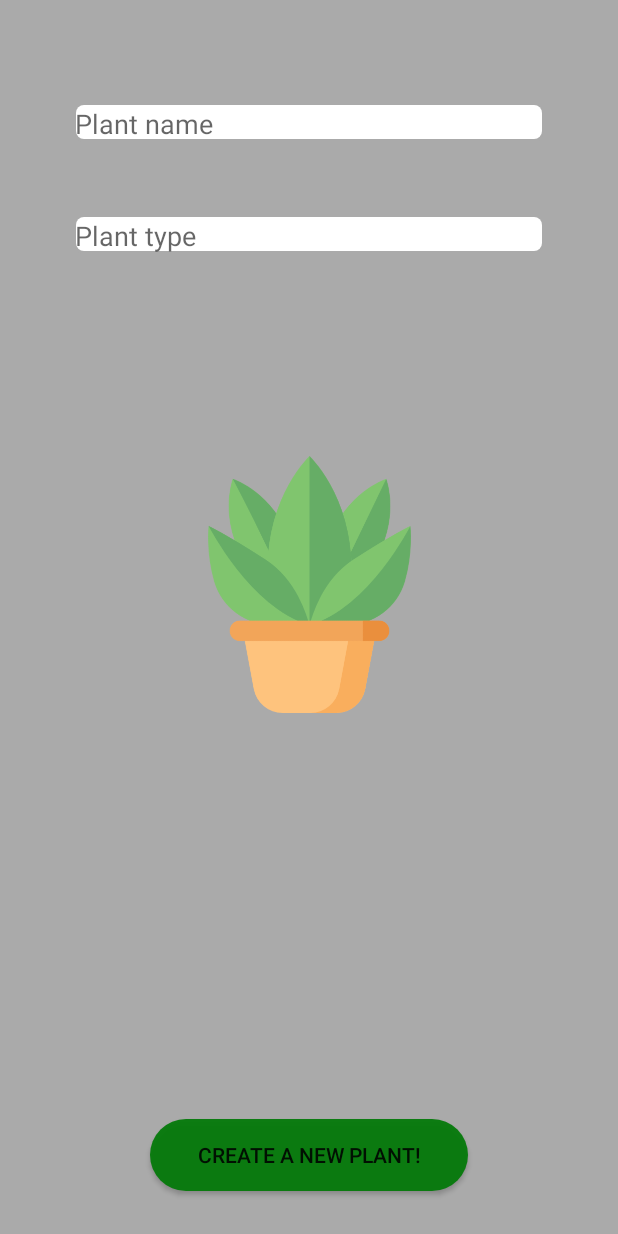
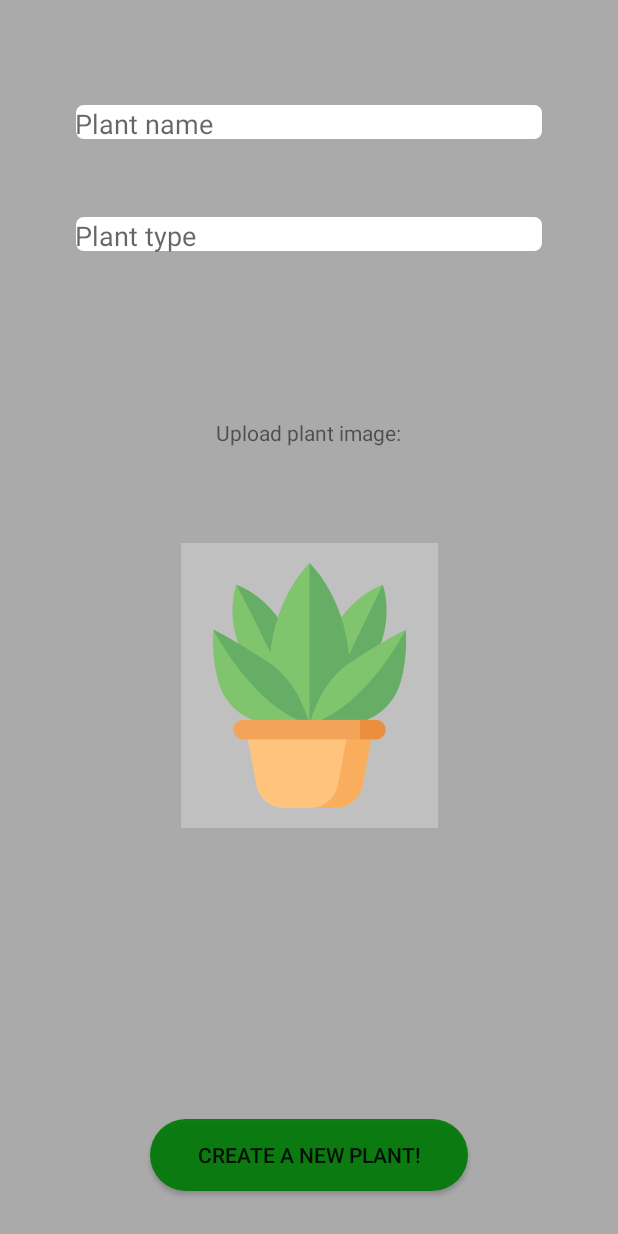
Before and after one commit to zeronid/DigitalGarden, an Android app: the screen it shows after launch (NewPlant), after a tap on "NEW PLANT", on a phone screen of 412 x 824 dp. Run offline under Robolectric (Android 15) with nearby library versions, the phone set to English and light mode, and no system bars.

Commit message:
1.Removed the loop in "PlantInfo" that went over the whole plantList to find the plant I want to delete,seemed unnecessary. 2.Changed the method UpdateListColors to update the list without the colors. 3.Added "Take a picture of your plant" functionality.

```diff
--- a/app/src/main/java/com/example/digitalgarden/MainActivity.java
+++ b/app/src/main/java/com/example/digitalgarden/MainActivity.java
@@ -34,7 +34,7 @@ public class MainActivity extends AppCompatActivity {
 
         //Setting up the ListView
         plantList = findViewById(R.id.plantListView);
-        updateListColors();
+        updateList();
         checkDate();
 
         //Called when you click on a plant
@@ -56,27 +56,12 @@ public class MainActivity extends AppCompatActivity {
 
     @Override
     protected void onResume() {
-        updateListColors();
+        updateList();
         checkDate();
         super.onResume();
     }
 
-    private void updateListColors(){
-        plantList.post(new Runnable() {
-            public void run() {
-                plantList.setSelected(true);
-//                for(int i=0;i<plantNames.size();i++){
-//                    if(plants.get(i).getWaterLevel() <= 25){
-//                        plantList.getChildAt(i).setBackgroundColor(Color.GREEN);
-//                    } else if (plants.get(i).getWaterLevel() <= 50){
-//                        plantList.getChildAt(i).setBackgroundColor(Color.YELLOW);
-//                    } else {
-//                        plantList.getChildAt(i).setBackgroundColor(Color.GREEN);
-//                    }
-//                }
-            }
-        });
-
+    private void updateList(){
         plantList = findViewById(R.id.plantListView);
         com.example.digitalgarden.myAdapter myAdapter = new myAdapter(this, plants);
         plantList.setAdapter(myAdapter);
--- a/app/src/main/java/com/example/digitalgarden/myAdapter.java
+++ b/app/src/main/java/com/example/digitalgarden/myAdapter.java
@@ -32,7 +32,10 @@ public class myAdapter extends ArrayAdapter {
         TextView textName = row.findViewById(R.id.textView1);
         TextView textType = row.findViewById(R.id.textView2);
         ImageView dropImage = row.findViewById(R.id.colorCircle);
+        ImageView plantImage = row.findViewById(R.id.plantImage);
 
+
+        plantImage.setImageBitmap(plants.get(position).getPlantPicture());
         textName.setText(plants.get(position).getName());
         textType.setText(plants.get(position).getType());
         dropImage.setImageResource(R.drawable.waterdropblue);
--- a/app/src/main/res/layout/activity_new_plant.xml
+++ b/app/src/main/res/layout/activity_new_plant.xml
@@ -57,17 +57,33 @@
         app:layout_constraintStart_toStartOf="parent" />
 
     <ImageView
-        android:id="@+id/imageView"
+        android:id="@+id/plantImageView"
         android:layout_width="171dp"
         android:layout_height="190dp"
-        android:layout_marginTop="79dp"
-        android:layout_marginBottom="215dp"
+        android:layout_marginTop="20dp"
+        android:layout_marginBottom="170dp"
+        android:background="#C0C0C0"
+        android:clickable="true"
+        android:onClick="takePicture"
+        android:padding="4dp"
         app:layout_constraintBottom_toTopOf="@+id/button4"
         app:layout_constraintEnd_toEndOf="parent"
-        app:layout_constraintHorizontal_bias="0.5"
         app:layout_constraintStart_toStartOf="parent"
-        app:layout_constraintTop_toBottomOf="@+id/newPlantTypeEditText"
+        app:layout_constraintTop_toBottomOf="@+id/uploadImageTextView"
         app:srcCompat="@drawable/plant"
         tools:srcCompat="@drawable/plant" />
 
+    <TextView
+        android:id="@+id/uploadImageTextView"
+        android:layout_width="wrap_content"
+        android:layout_height="wrap_content"
+        android:layout_marginTop="85dp"
+        android:layout_marginBottom="20dp"
+        android:text="@string/upload_image"
+        app:layout_constraintBottom_toTopOf="@+id/plantImageView"
+        app:layout_constraintEnd_toEndOf="parent"
+        app:layout_constraintHorizontal_bias="0.498"
+        app:layout_constraintStart_toStartOf="parent"
+        app:layout_constraintTop_toBottomOf="@+id/newPlantTypeEditText" />
+
 </androidx.constraintlayout.widget.ConstraintLayout>
--- a/app/src/main/res/layout/activity_plant_info.xml
+++ b/app/src/main/res/layout/activity_plant_info.xml
@@ -72,7 +72,7 @@
         app:srcCompat="@drawable/cancel" />
 
     <ImageView
-        android:id="@+id/imageView3"
+        android:id="@+id/plantInfoPlantImageView"
         android:layout_width="250dp"
         android:layout_height="180dp"
         android:layout_marginTop="100dp"
--- a/app/src/main/res/values/strings.xml
+++ b/app/src/main/res/values/strings.xml
@@ -4,4 +4,5 @@
     <string name="plant_name">Plant name</string>
     <string name="plant_type">Plant type</string>
     <string name="Make_a_new_plant">Create a new plant!</string>
+    <string name="upload_image">Upload plant image:</string>
 </resources>
```
Also changed, not shown: app/src/main/java/com/example/digitalgarden/NewPlant.java (+32 -1 lines), app/src/main/java/com/example/digitalgarden/Plant.java (+8 -1 lines), app/src/main/java/com/example/digitalgarden/PlantInfo.java (+7 -7 lines).
